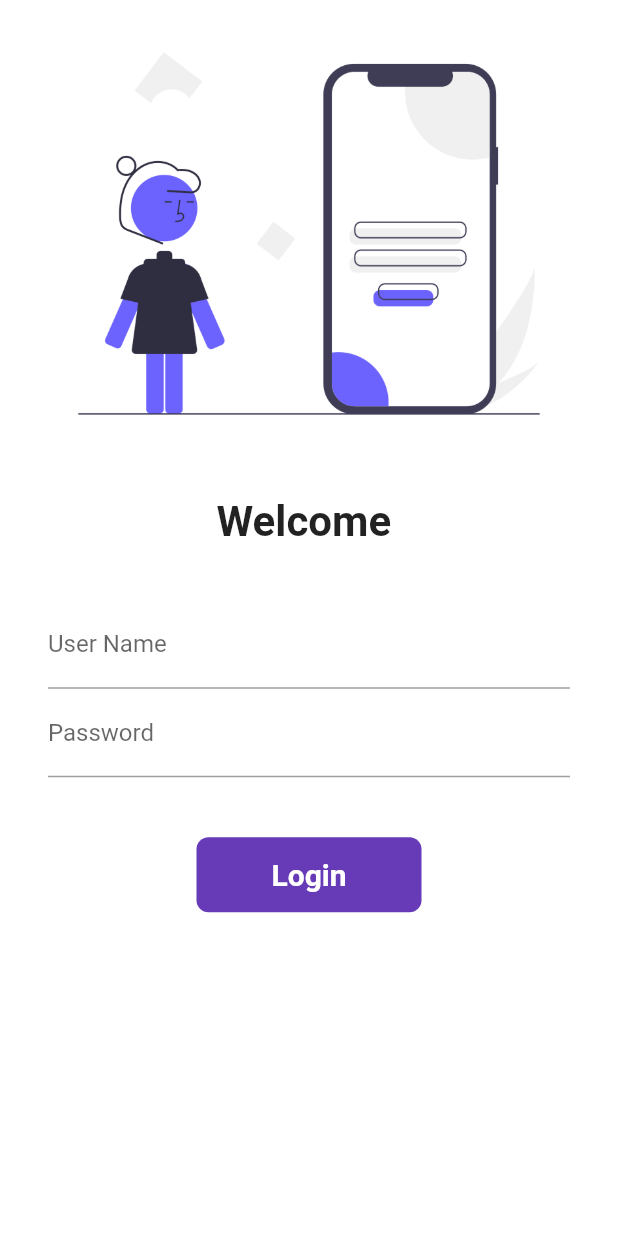
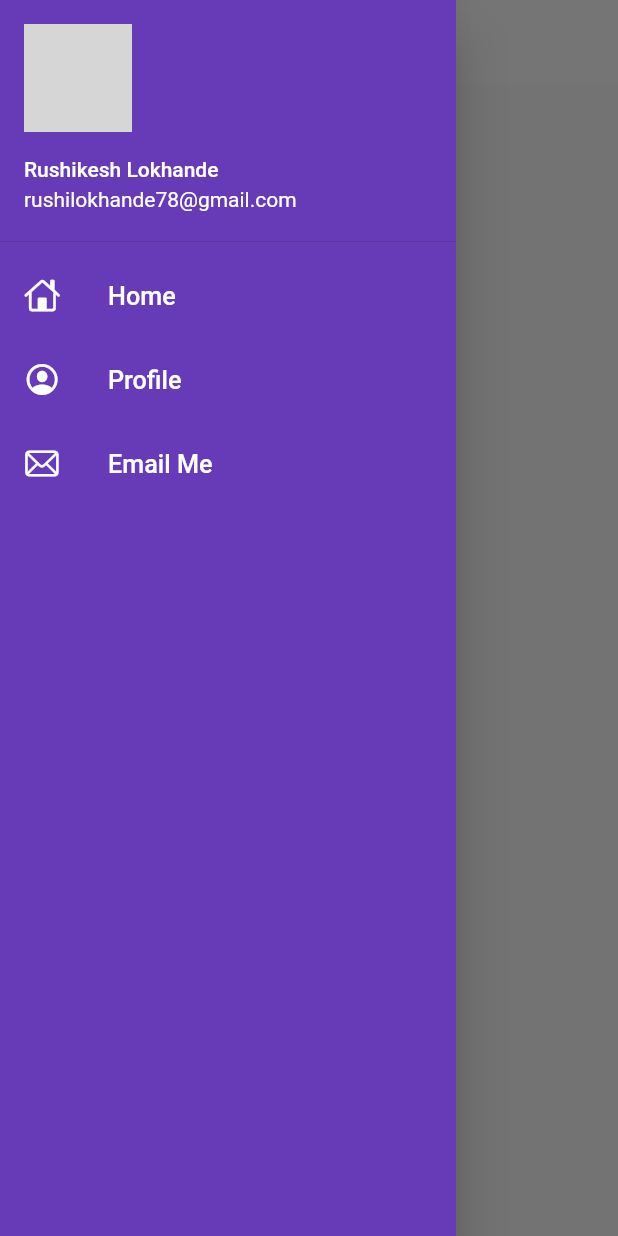
Before and after one commit to itsmerush/Catlogue-App, a Flutter app: the screen it shows after launch, with the side drawer open (before the commit the screen has no drawer), on a phone screen of 412 x 824 dp. Run offline on Flutter 3.47's test engine with Material 2 defaults, Android fonts, the phone set to English and light mode, and no system bars; network calls fail; grey boxes are pictures that could not be loaded.

Commit message:
themes extracted

```diff
--- a/lib/main.dart
+++ b/lib/main.dart
@@ -1,8 +1,9 @@
-// ignore_for_file: prefer_const_constructors
+// ignore_for_file: prefer_const_constructors, deprecated_member_use
 
 import 'package:flutter/material.dart';
 import 'package:flutter_application_1/pages/login_page.dart';
 import 'package:flutter_application_1/utils/routes.dart';
+import 'package:flutter_application_1/widgets/themes.dart';
 
 import 'pages/home_page.dart';
 
@@ -17,8 +18,9 @@ class myApp extends StatelessWidget {
   Widget build(BuildContext context) {
     return MaterialApp(
       themeMode: ThemeMode.light,
-      theme: ThemeData(primarySwatch: Colors.deepPurple),
-      //zdebugShowCheckedModeBanner: false,
+      theme: MyTheme.lightTheme(context),
+      debugShowCheckedModeBanner: false,
+      initialRoute: Myroutes.homeRoute, //remove this later
       routes: {
         "/": (context) => LoginPage(),
         Myroutes.homeRoute: (context) => HomePage(),
--- a/lib/pages/home_page.dart
+++ b/lib/pages/home_page.dart
@@ -1,20 +1,26 @@
-// ignore_for_file: prefer_const_constructors
+// ignore_for_file: prefer_const_constructors, use_key_in_widget_constructors
+
+import 'dart:ui';
 
 import 'package:flutter/material.dart';
+import 'package:flutter_application_1/widgets/drawer.dart';
 
 class HomePage extends StatelessWidget {
   @override
   Widget build(BuildContext context) {
     return Scaffold(
       appBar: AppBar(
-        title: Text("PikkC"),
+        title: Text(
+          "Catlogue App",
+          style: TextStyle(color: Colors.black),
+        ),
       ),
       body: Center(
         child: Container(
           child: Text("Welcome To PikkC"),
         ),
       ),
-      drawer: Drawer(),
+      drawer: MyDrawer(),
     );
   }
 }
--- /dev/null
+++ b/lib/widgets/drawer.dart
@@ -0,0 +1,72 @@
+// ignore_for_file: unused_import, prefer_const_literals_to_create_immutables, prefer_const_constructors
+
+import 'dart:ui';
+
+import 'package:flutter/cupertino.dart';
+import 'package:flutter/material.dart';
+
+class MyDrawer extends StatelessWidget {
+  @override
+  Widget build(BuildContext context) {
+    final imageUrl =
+        "https://images.tv9hindi.com/wp-content/uploads/2021/11/Gallery-Virat-Kohli-3.jpg?w=480&dpr=2.6";
+    return Drawer(
+      child: Container(
+        color: Colors.deepPurple,
+        child: ListView(
+          padding: EdgeInsets.zero,
+          children: [
+            DrawerHeader(
+              padding: EdgeInsets.zero,
+              child: UserAccountsDrawerHeader(
+                margin: EdgeInsets.zero,
+                accountName: Text(
+                  "Rushikesh Lokhande",
+                ),
+                accountEmail: Text(
+                  "rushilokhande78@gmail.com",
+                ),
+                currentAccountPicture: CircleAvatar(
+                  backgroundImage: NetworkImage(imageUrl),
+                ),
+              ),
+            ),
+            ListTile(
+              leading: Icon(
+                CupertinoIcons.home,
+                color: Colors.white,
+              ),
+              title: Text(
+                "Home",
+                textScaleFactor: 1.2,
+                style: TextStyle(color: Colors.white),
+              ),
+            ),
+            ListTile(
+              leading: Icon(
+                CupertinoIcons.profile_circled,
+                color: Colors.white,
+              ),
+              title: Text(
+                "Profile",
+                textScaleFactor: 1.2,
+                style: TextStyle(color: Colors.white),
+              ),
+            ),
+            ListTile(
+              leading: Icon(
+                CupertinoIcons.mail,
+                color: Colors.white,
+              ),
+              title: Text(
+                "Email Me",
+                textScaleFactor: 1.2,
+                style: TextStyle(color: Colors.white),
+              ),
+            ),
+          ],
+        ),
+      ),
+    );
+  }
+}
--- /dev/null
+++ b/lib/widgets/themes.dart
@@ -0,0 +1,14 @@
+// ignore_for_file: prefer_const_constructors
+
+import 'package:flutter/material.dart';
+
+class MyTheme {
+  static ThemeData lightTheme(BuildContext context) => ThemeData(
+      primarySwatch: Colors.deepPurple,
+      appBarTheme: AppBarTheme(
+        color: Colors.white,
+        elevation: 0.0,
+        iconTheme: IconThemeData(color: Colors.black),
+        //textTheme: Theme.of(context).textTheme,
+      ));
+}
```
